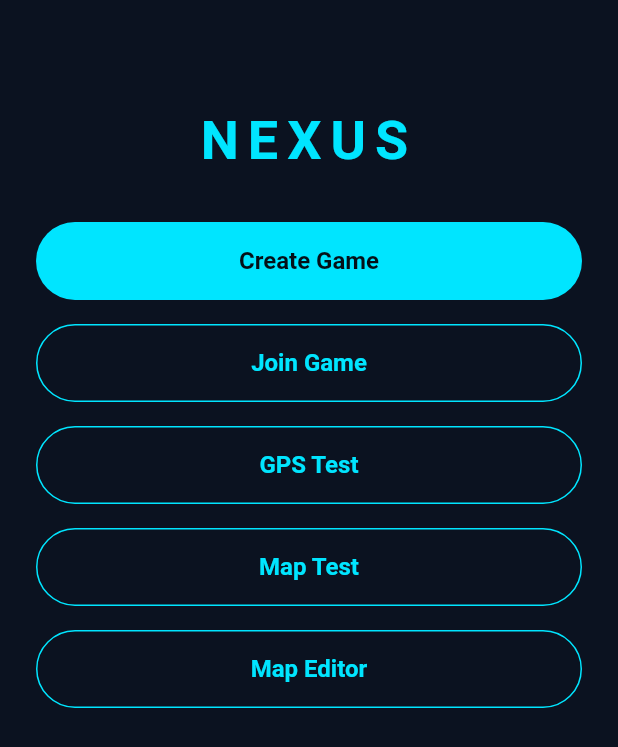
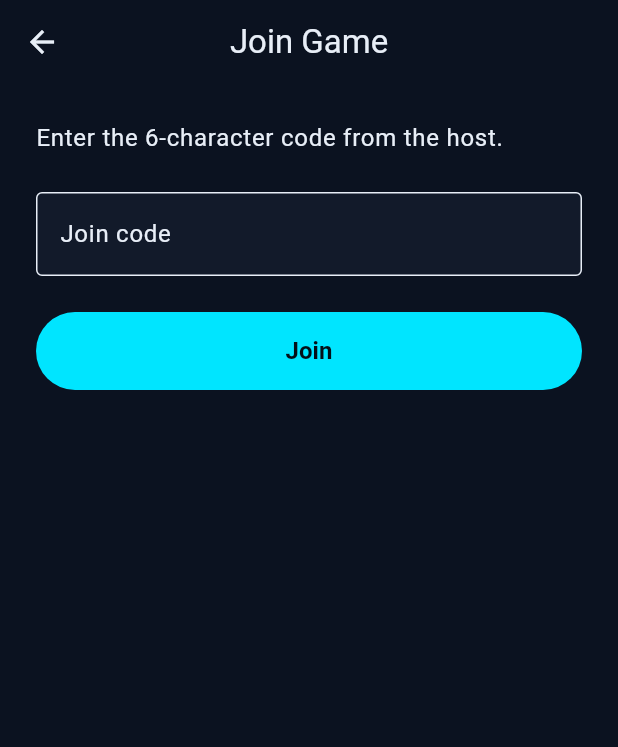
Before and after one commit to MNajamulHassan/nexus, a Flutter app: the HomeScreen screen opened by its route, after a tap on "Join Game", on a phone screen of 412 x 824 dp. Shown: the top 747 px of the screen. Run offline on Flutter 3.47's test engine with Material 3 defaults, Android fonts, the phone set to English and light mode, and no system bars; our stand-ins replace flutter_riverpod, geolocator, go_router, supabase_flutter; missing offline and left inert: mapbox_maps_flutter; accounts and stored records are empty; network calls fail.

Commit message:
feat: add join lobby by code

```diff
--- a/lib/app/router.dart
+++ b/lib/app/router.dart
@@ -6,6 +6,7 @@ import '../core/auth/identity_providers.dart';
 import '../features/game_create/create_game_screen.dart';
 import '../features/gps_test/gps_test_screen.dart';
 import '../features/home/home_screen.dart';
+import '../features/join_game/join_game_screen.dart';
 import '../features/lobby/lobby_screen.dart';
 import '../features/map/map_screen.dart';
 import '../features/map_editor/map_editor_screen.dart';
@@ -73,6 +74,11 @@ final routerProvider = Provider<GoRouter>((ref) {
         builder: (context, state) => const CreateGameScreen(),
       ),
       GoRoute(
+        path: '/join-game',
+        name: 'joinGame',
+        builder: (context, state) => const JoinGameScreen(),
+      ),
+      GoRoute(
         path: '/lobby/:gameId',
         name: 'lobby',
         builder: (context, state) {
--- a/lib/core/game/game_repository.dart
+++ b/lib/core/game/game_repository.dart
@@ -56,6 +56,27 @@ class GameRepository {
         LobbyErrorKind.zones,
         'Could not save the play area.',
       );
+    }
+  }
+
+  Future<GamePlayerRecord> joinGame(String joinCode) async {
+    if (_client.auth.currentUser == null) {
+      throw const LobbyException(
+        kind: LobbyErrorKind.auth,
+        message: 'You are not signed in. Restart the app and try again.',
+      );
+    }
+
+    try {
+      final raw = await _client.rpc(
+        'join_game',
+        params: {'p_join_code': joinCode},
+      );
+      return GamePlayerRecord.fromRow(_asRow(raw, 'join_game'));
+    } on LobbyException {
+      rethrow;
+    } catch (error) {
+      throw _mapJoin(error);
     }
   }
 
@@ -180,4 +201,46 @@ class GameRepository {
     }
     return LobbyException(kind: kind, message: '$fallback $error');
   }
+
+  LobbyException _mapJoin(Object error) {
+    if (error is SocketException || error is TimeoutException) {
+      return const LobbyException(
+        kind: LobbyErrorKind.network,
+        message: 'Network error. Check your connection and try again.',
+      );
+    }
+
+    if (error is PostgrestException) {
+      final detail = error.message.toLowerCase();
+      if (detail.contains('not authenticated') ||
+          detail.contains('profile required')) {
+        return const LobbyException(
+          kind: LobbyErrorKind.auth,
+          message: 'You are not signed in. Restart the app and try again.',
+        );
+      }
+      if (detail.contains('not found')) {
+        return const LobbyException(
+          kind: LobbyErrorKind.join,
+          message: 'No lobby uses that code.',
+        );
+      }
+      if (detail.contains('not joinable')) {
+        return const LobbyException(
+          kind: LobbyErrorKind.join,
+          message: 'That lobby has already started.',
+        );
+      }
+      final message = error.message.trim();
+      return LobbyException(
+        kind: LobbyErrorKind.join,
+        message: message.isEmpty ? 'Could not join the lobby.' : message,
+      );
+    }
+
+    return LobbyException(
+      kind: LobbyErrorKind.join,
+      message: 'Could not join the lobby. $error',
+    );
+  }
 }
--- /dev/null
+++ b/lib/core/game/join_code.dart
@@ -0,0 +1,19 @@
+abstract final class JoinCode {
+  static final _allowed = RegExp(r'^[A-Z0-9]{6}$');
+
+  /// Trim, drop internal whitespace, then uppercase.
+  static String normalize(String raw) {
+    return raw.replaceAll(RegExp(r'\s+'), '').toUpperCase();
+  }
+
+  static String? validate(String raw) {
+    final code = normalize(raw);
+    if (code.isEmpty) {
+      return 'Enter a 6-character join code.';
+    }
+    if (!_allowed.hasMatch(code)) {
+      return 'Join codes are 6 letters or numbers.';
+    }
+    return null;
+  }
+}
--- a/lib/features/home/home_screen.dart
+++ b/lib/features/home/home_screen.dart
@@ -47,7 +47,7 @@ class HomeScreen extends ConsumerWidget {
               ),
               const SizedBox(height: 16),
               OutlinedButton(
-                onPressed: () {},
+                onPressed: () => context.push('/join-game'),
                 child: const Text('Join Game'),
               ),
               const SizedBox(height: 16),
--- /dev/null
+++ b/lib/features/join_game/join_game_screen.dart
@@ -0,0 +1,130 @@
+import 'package:flutter/material.dart';
+import 'package:flutter/services.dart';
+import 'package:flutter_riverpod/flutter_riverpod.dart';
+import 'package:go_router/go_router.dart';
+
+import '../../app/theme.dart';
+import '../../core/game/game_providers.dart';
+import '../../models/game.dart';
+
+class JoinGameScreen extends ConsumerStatefulWidget {
+  const JoinGameScreen({super.key});
+
+  @override
+  ConsumerState<JoinGameScreen> createState() => _JoinGameScreenState();
+}
+
+class _JoinGameScreenState extends ConsumerState<JoinGameScreen> {
+  final _code = TextEditingController();
+  bool _joining = false;
+  String? _error;
+
+  @override
+  void dispose() {
+    _code.dispose();
+    super.dispose();
+  }
+
+  Future<void> _join() async {
+    FocusScope.of(context).unfocus();
+    if (_joining) {
+      return;
+    }
+
+    setState(() {
+      _joining = true;
+      _error = null;
+    });
+
+    try {
+      final gameId = await ref.read(lobbyServiceProvider).joinLobby(_code.text);
+      if (!mounted) {
+        return;
+      }
+      context.go('/lobby/$gameId');
+    } on LobbyException catch (error) {
+      if (!mounted) {
+        return;
+      }
+      setState(() {
+        _joining = false;
+        _error = error.message;
+      });
+    } catch (error) {
+      if (!mounted) {
+        return;
+      }
+      setState(() {
+        _joining = false;
+        _error = 'Could not join the lobby. $error';
+      });
+    }
+  }
+
+  @override
+  Widget build(BuildContext context) {
+    return Scaffold(
+      appBar: AppBar(title: const Text('Join Game')),
+      body: ListView(
+        padding: const EdgeInsets.fromLTRB(24, 24, 24, 32),
+        children: [
+          Text(
+            'Enter the 6-character code from the host.',
+            style: Theme.of(context).textTheme.bodyLarge,
+          ),
+          const SizedBox(height: 24),
+          TextField(
+            controller: _code,
+            enabled: !_joining,
+            maxLength: 6,
+            textCapitalization: TextCapitalization.characters,
+            textInputAction: TextInputAction.done,
+            autocorrect: false,
+            onSubmitted: (_) => _join(),
+            inputFormatters: [
+              FilteringTextInputFormatter.allow(RegExp(r'[A-Za-z0-9]')),
+              _UpperCaseTextFormatter(),
+            ],
+            decoration: const InputDecoration(
+              labelText: 'Join code',
+              counterText: '',
+              filled: true,
+              fillColor: NexusTheme.surface,
+              border: OutlineInputBorder(),
+            ),
+          ),
+          if (_error != null) ...[
+            const SizedBox(height: 12),
+            Text(
+              _error!,
+              style: Theme.of(context).textTheme.bodyMedium?.copyWith(
+                color: Theme.of(context).colorScheme.error,
+              ),
+            ),
+          ],
+          const SizedBox(height: 24),
+          FilledButton(
+            onPressed: _joining ? null : _join,
+            child: _joining
+                ? const SizedBox(
+                    width: 20,
+                    height: 20,
+                    child: CircularProgressIndicator(strokeWidth: 2),
+                  )
+                : const Text('Join'),
+          ),
+        ],
+      ),
+    );
+  }
+}
+
+class _UpperCaseTextFormatter extends TextInputFormatter {
+  @override
+  TextEditingValue formatEditUpdate(
+    TextEditingValue oldValue,
+    TextEditingValue newValue,
+  ) {
+    return newValue.copyWith(text: newValue.text.toUpperCase());
+  }
+}
--- a/lib/features/lobby/lobby_screen.dart
+++ b/lib/features/lobby/lobby_screen.dart
@@ -131,7 +131,7 @@ class _LobbyBody extends StatelessWidget {
           ),
         const SizedBox(height: 16),
         Text(
-          'Waiting for players to join. Join-by-code and match start come next.',
+          'Waiting for players. Tap refresh to update the list.',
           style: Theme.of(context).textTheme.bodyMedium,
         ),
       ],
--- a/lib/models/game.dart
+++ b/lib/models/game.dart
@@ -110,7 +110,17 @@ class LobbySnapshot {
   final List<LobbyPlayer> players;
 }
 
-enum LobbyErrorKind { validation, create, zones, cancel, load, network, unknown }
+enum LobbyErrorKind {
+  validation,
+  create,
+  join,
+  zones,
+  cancel,
+  load,
+  auth,
+  network,
+  unknown,
+}
 
 class LobbyException implements Exception {
   const LobbyException({required this.kind, required this.message});
```
Also changed, not shown: lib/core/game/lobby_service.dart (+12 -0 lines), 1 other file.
